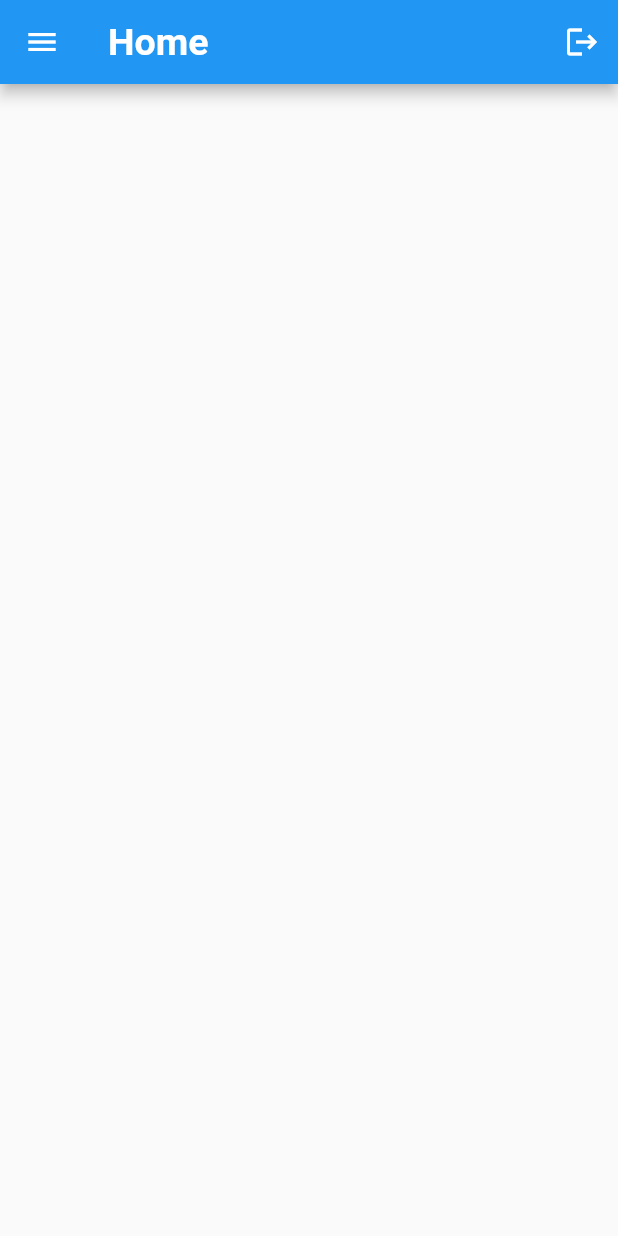
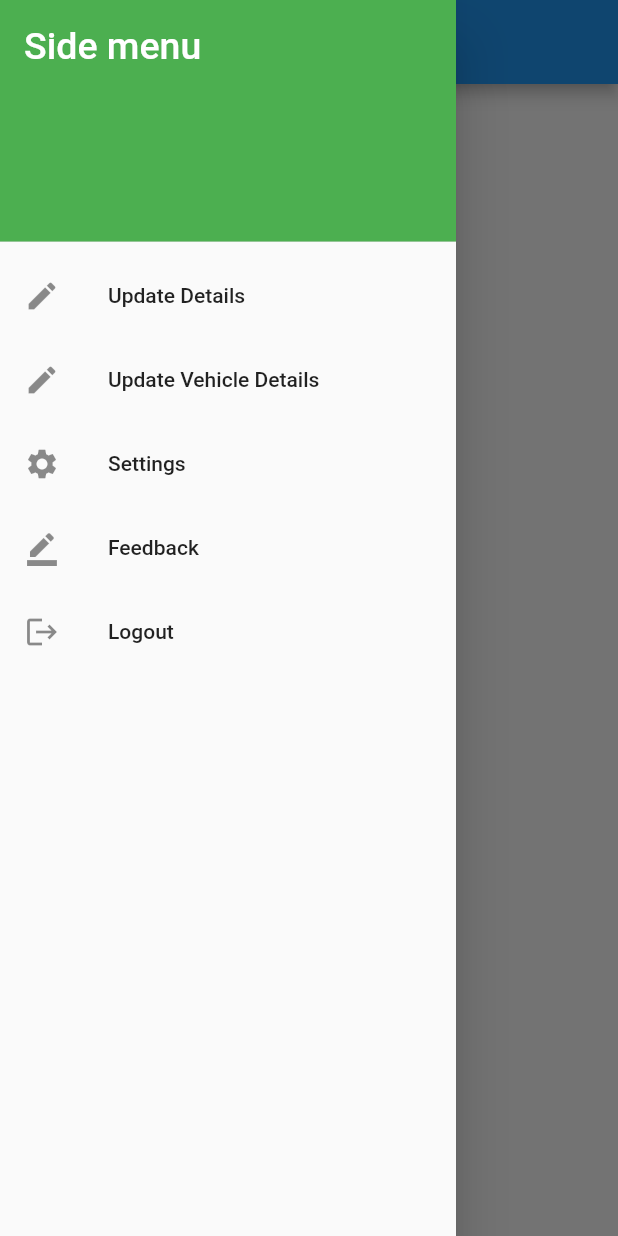
Before and after one commit to Murtaza-Ali-2990/AdHoCab, a Flutter app: the DriverHome screen opened directly, with the side drawer open (before the commit the screen has no drawer), on a phone screen of 412 x 824 dp. Run offline on Flutter 3.47's test engine with Material 2 defaults, Android fonts, the phone set to English and light mode, and no system bars; our stand-ins replace cloud_firestore, firebase_auth, firebase_core, firebase_storage, flutter_spinkit, image_picker and 1 more; accounts and stored records are empty.

Commit message:
Added Navigation Drawer

```diff
--- a/adhocab/lib/detail_updates/customer_details.dart
+++ b/adhocab/lib/detail_updates/customer_details.dart
@@ -1,5 +1,6 @@
 import 'package:adhocab/models/customer.dart';
 import 'package:adhocab/services/database_service.dart';
+import 'package:adhocab/utils/loading_screen.dart';
 import 'package:adhocab/utils/styles.dart';
 import 'package:flutter/cupertino.dart';
 import 'package:flutter/material.dart';
@@ -25,7 +26,7 @@ class _Details extends State<CustomerDetails> {
     dobController = TextEditingController(text: customer.dob?.toString());
     print('Email is ${customer?.email}');
 
-    if (loading) return loadingStyle;
+    if (loading) return Loading();
 
     return Scaffold(
       backgroundColor: bgColor,
--- a/adhocab/lib/detail_updates/driver_details.dart
+++ b/adhocab/lib/detail_updates/driver_details.dart
@@ -1,6 +1,7 @@
 import 'package:adhocab/models/driver.dart';
 import 'package:adhocab/screens/upload_document.dart';
 import 'package:adhocab/services/database_service.dart';
+import 'package:adhocab/utils/loading_screen.dart';
 import 'package:adhocab/utils/styles.dart';
 import 'package:flutter/cupertino.dart';
 import 'package:flutter/material.dart';
@@ -26,7 +27,7 @@ class _Details extends State<DriverDetails> {
     dobController = TextEditingController(text: driver.dob?.toString());
     print('Email is ${driver?.email}');
 
-    if (loading) return loadingStyle;
+    if (loading) return Loading();
 
     return Scaffold(
       backgroundColor: bgColor,
--- a/adhocab/lib/detail_updates/vehicle_details.dart
+++ b/adhocab/lib/detail_updates/vehicle_details.dart
@@ -1,5 +1,6 @@
 import 'package:adhocab/models/vehicle.dart';
 import 'package:adhocab/services/database_service.dart';
+import 'package:adhocab/utils/loading_screen.dart';
 import 'package:adhocab/utils/styles.dart';
 import 'package:flutter/cupertino.dart';
 import 'package:flutter/material.dart';
@@ -22,7 +23,7 @@ class _Details extends State<VehicleDetails> {
   TextEditingController dobController;
 
   Widget build(BuildContext context) {
-    if (loading) return loadingStyle;
+    if (loading) return Loading();
 
     return Scaffold(
       backgroundColor: bgColor,
--- /dev/null
+++ b/adhocab/lib/home/home_driver.dart
@@ -0,0 +1,20 @@
+import 'package:adhocab/navigation_drawer/driver_navigation_drawer.dart';
+import 'package:adhocab/utils/styles.dart';
+import 'package:flutter/cupertino.dart';
+import 'package:flutter/material.dart';
+
+class DriverHome extends StatefulWidget {
+  _Home createState() => _Home();
+}
+
+class _Home extends State<DriverHome> {
+  Widget build(BuildContext context) {
+    return Scaffold(
+      drawer: NavigationDrawerDriver(),
+      appBar: AppBar(
+        title: SemiHeadingStyle('Home'),
+      ),
+      body: Container(),
+    );
+  }
+}
--- /dev/null
+++ b/adhocab/lib/navigation_drawer/driver_navigation_drawer.dart
@@ -0,0 +1,71 @@
+import 'package:adhocab/detail_updates/vehicle_details.dart';
+import 'package:adhocab/models/driver.dart';
+import 'package:adhocab/models/user_data.dart';
+import 'package:adhocab/models/vehicle.dart';
+import 'package:adhocab/services/auth_service.dart';
+import 'package:flutter/material.dart';
+import 'package:provider/provider.dart';
+import 'package:adhocab/detail_updates/driver_details.dart';
+
+class NavigationDrawerDriver extends StatelessWidget {
+  @override
+  Widget build(BuildContext context) {
+    return Drawer(
+      child: ListView(
+        padding: EdgeInsets.zero,
+        children: <Widget>[
+          DrawerHeader(
+            child: Text(
+              'Side menu',
+              style: TextStyle(color: Colors.white, fontSize: 25),
+            ),
+            decoration: BoxDecoration(
+              color: Colors.green,
+            ),
+          ),
+          ListTile(
+            leading: Icon(Icons.edit),
+            title: Text('Update Details'),
+            onTap: () => _navigateToUpdateOwnDetails(context),
+          ),
+          ListTile(
+            leading: Icon(Icons.edit),
+            title: Text('Update Vehicle Details'),
+            onTap: () => _navigateToUpdateVehicleDetails(context),
+          ),
+          ListTile(
+            leading: Icon(Icons.settings),
+            title: Text('Settings'),
+            onTap: () => {Navigator.of(context).pop()},
+          ),
+          ListTile(
+            leading: Icon(Icons.border_color),
+            title: Text('Feedback'),
+            onTap: () => {Navigator.of(context).pop()},
+          ),
+          ListTile(
+            leading: Icon(Icons.logout),
+            title: Text('Logout'),
+            onTap: () => AuthService().signOut(),
+          ),
+        ],
+      ),
+    );
+  }
+
+  Future _navigateToUpdateOwnDetails(BuildContext context) async {
+    await Navigator.of(context).push(MaterialPageRoute(builder: (buildContext) {
+      final driver = Provider.of<Driver>(context);
+      final user = Provider.of<UserData>(context);
+      return DriverDetails(driver: driver, uid: user.uid);
+    }));
+  }
+
+  Future _navigateToUpdateVehicleDetails(BuildContext context) async {
+    await Navigator.of(context).push(MaterialPageRoute(builder: (buildContext) {
+      final vehicle = Provider.of<Vehicle>(context);
+      final user = Provider.of<UserData>(context);
+      return VehicleDetails(vehicle: vehicle, uid: user.uid);
+    }));
+  }
+}
--- a/adhocab/lib/screens/home_driver.dart
+++ /dev/null
@@ -1,36 +0,0 @@
-import 'package:adhocab/detail_updates/driver_details.dart';
-import 'package:adhocab/models/driver.dart';
-import 'package:adhocab/models/user_data.dart';
-import 'package:adhocab/services/auth_service.dart';
-import 'package:adhocab/utils/styles.dart';
-import 'package:flutter/cupertino.dart';
-import 'package:flutter/material.dart';
-import 'package:provider/provider.dart';
-
-class DriverHome extends StatefulWidget {
-  _Home createState() => _Home();
-}
-
-class _Home extends State<DriverHome> {
-  Widget build(BuildContext context) {
-    return Scaffold(
-      appBar: AppBar(
-        leading: IconButton(
-            icon: Icon(Icons.menu),
-            onPressed: () => Navigator.of(context)
-                    .push(MaterialPageRoute(builder: (buildContext) {
-                  final driver = Provider.of<Driver>(context);
-                  final user = Provider.of<UserData>(context);
-                  return DriverDetails(driver: driver, uid: user.uid);
-                }))),
-        actions: [
-          IconButton(
-              icon: Icon(Icons.logout),
-              onPressed: () => AuthService().signOut()),
-        ],
-        title: SemiHeadingStyle('Home'),
-      ),
-      body: Container(),
-    );
-  }
-}
--- a/adhocab/lib/utils/wrapper.dart
+++ b/adhocab/lib/utils/wrapper.dart
@@ -5,8 +5,8 @@ import 'package:adhocab/models/customer.dart';
 import 'package:adhocab/models/driver.dart';
 import 'package:adhocab/models/user_data.dart';
 import 'package:adhocab/models/vehicle.dart';
-import 'package:adhocab/screens/home_customer.dart';
-import 'package:adhocab/screens/home_driver.dart';
+import 'package:adhocab/home/home_customer.dart';
+import 'package:adhocab/home/home_driver.dart';
 import 'package:adhocab/screens/onboarding.dart';
 import 'package:adhocab/services/database_service.dart';
 import 'package:flutter/material.dart';
```
Also changed, not shown: adhocab/lib/home/home_customer.dart (added, +20 -0 lines), adhocab/lib/navigation_drawer/customer_navigation_drawer.dart (added, +56 -0 lines), adhocab/lib/screens/home_customer.dart (deleted, +0 -36 lines).
